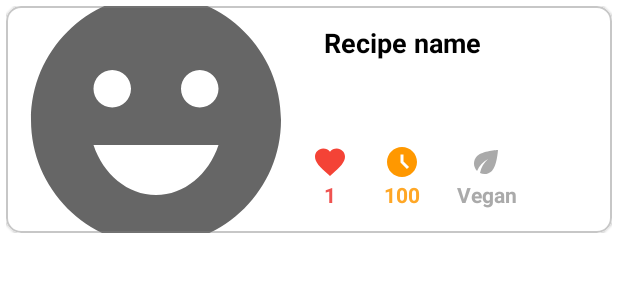
After one commit to dracula151997/Foody, an Android app: the layout favorite_recipe_row_layout.xml on its own in the app's theme, with its tools: preview values and no code run, on a phone screen of 412 x 824 dp. The commit adds this screen. Shown: the top 300 px of the screen. Run offline under Robolectric (Android 15) with nearby library versions, the phone set to English and light mode, and no system bars.

Commit message:
display favorite recipes in recyclerview

```diff
--- a/app/src/main/java/com/tutorial/foody/ui/fragments/favorite/FavoriteRecipesFragment.kt
+++ b/app/src/main/java/com/tutorial/foody/ui/fragments/favorite/FavoriteRecipesFragment.kt
@@ -4,17 +4,44 @@ import android.os.Bundle
 import android.view.LayoutInflater
 import android.view.View
 import android.view.ViewGroup
+import androidx.core.view.isVisible
 import androidx.fragment.app.Fragment
-import com.tutorial.foody.R
+import androidx.fragment.app.viewModels
+import com.tutorial.foody.MainViewModel
+import com.tutorial.foody.databinding.FragmentFavoriteRecipesBinding
+import com.tutorial.foody.ui.fragments.favorite.adapters.FavoriteRecipeAdapter
 import dagger.hilt.android.AndroidEntryPoint
 
 @AndroidEntryPoint
 class FavoriteRecipesFragment : Fragment() {
+    private var _binding: FragmentFavoriteRecipesBinding? = null
+    private val binding get() = _binding!!
+    private val mainViewModel by viewModels<MainViewModel>()
+    private val favoriteRecipesAdapter by lazy { FavoriteRecipeAdapter() }
     override fun onCreateView(
         inflater: LayoutInflater, container: ViewGroup?,
         savedInstanceState: Bundle?
-    ): View? {
+    ): View {
         // Inflate the layout for this fragment
-        return inflater.inflate(R.layout.fragment_favorite_recipes, container, false)
+        _binding = FragmentFavoriteRecipesBinding.inflate(inflater, container, false)
+        return binding.root
+    }
+
+    override fun onViewCreated(view: View, savedInstanceState: Bundle?) {
+        super.onViewCreated(view, savedInstanceState)
+        binding.favoriteRecipesRecycler.adapter = favoriteRecipesAdapter
+        mainViewModel.favoriteRecipes.observe(viewLifecycleOwner, { favoriteRecipes ->
+            if (favoriteRecipes.isNullOrEmpty())
+                binding.noDataLayout.isVisible = true
+            else {
+                binding.noDataLayout.isVisible = false
+                favoriteRecipesAdapter.setFavoriteRecipes(favoriteRecipes)
+            }
+        })
+    }
+
+    override fun onDestroy() {
+        super.onDestroy()
+        _binding = null
     }
 }
--- /dev/null
+++ b/app/src/main/java/com/tutorial/foody/ui/fragments/favorite/adapters/FavoriteRecipeAdapter.kt
@@ -0,0 +1,48 @@
+package com.tutorial.foody.ui.fragments.favorite.adapters
+
+import android.view.LayoutInflater
+import android.view.ViewGroup
+import androidx.recyclerview.widget.DiffUtil
+import androidx.recyclerview.widget.RecyclerView
+import com.tutorial.foody.data.database.entities.FavoriteRecipeEntity
+import com.tutorial.foody.databinding.FavoriteRecipeRowLayoutBinding
+import com.tutorial.foody.ui.DiffUtils
+
+class FavoriteRecipeAdapter :
+    RecyclerView.Adapter<FavoriteRecipeAdapter.FavoriteRecipeViewHolder>() {
+
+    private var favoriteRecipes = emptyList<FavoriteRecipeEntity>()
+
+    fun setFavoriteRecipes(newFavoriteRecipes: List<FavoriteRecipeEntity>) {
+        val favoriteRecipesDiffUtil = DiffUtils(favoriteRecipes, newFavoriteRecipes)
+        val diffUtilResult = DiffUtil.calculateDiff(favoriteRecipesDiffUtil)
+        favoriteRecipes = newFavoriteRecipes
+        diffUtilResult.dispatchUpdatesTo(this)
+    }
+
+    override fun onCreateViewHolder(parent: ViewGroup, viewType: Int): FavoriteRecipeViewHolder =
+        FavoriteRecipeViewHolder.from(parent)
+
+    override fun onBindViewHolder(holder: FavoriteRecipeViewHolder, position: Int) =
+        holder.bind(favoriteRecipes[position])
+
+    override fun getItemCount(): Int = favoriteRecipes.size
+
+    class FavoriteRecipeViewHolder(val binding: FavoriteRecipeRowLayoutBinding) :
+        RecyclerView.ViewHolder(binding.root) {
+
+        fun bind(favoriteRecipe: FavoriteRecipeEntity) {
+            binding.favoriteRecipe = favoriteRecipe
+            binding.executePendingBindings()
+        }
+
+        companion object {
+            fun from(viewGroup: ViewGroup): FavoriteRecipeViewHolder {
+                val inflater = LayoutInflater.from(viewGroup.context)
+                val binding = FavoriteRecipeRowLayoutBinding.inflate(inflater, viewGroup, false)
+                return FavoriteRecipeViewHolder(binding)
+            }
+        }
+
+    }
+}
--- a/app/src/main/java/com/tutorial/foody/ui/fragments/recipes/adapter/RecipesAdapter.kt
+++ b/app/src/main/java/com/tutorial/foody/ui/fragments/recipes/adapter/RecipesAdapter.kt
@@ -31,11 +31,11 @@ class RecipesAdapter : RecyclerView.Adapter<RecipesAdapter.RecipeViewHolder>() {
 
     }
 
-    fun setRecipes(recipe: FoodRecipeResponse){
-        val recipeDiffUtil = DiffUtils<RecipeResult>(recipes, recipe.recipeResults)
+    fun setRecipes(recipe: FoodRecipeResponse) {
+        val recipeDiffUtil = DiffUtils(recipes, recipe.recipeResults)
         val diffUtilResult = DiffUtil.calculateDiff(recipeDiffUtil)
         recipes = recipe.recipeResults
-       diffUtilResult.dispatchUpdatesTo(this)
+        diffUtilResult.dispatchUpdatesTo(this)
     }
 
     override fun onCreateViewHolder(parent: ViewGroup, viewType: Int): RecipeViewHolder =
--- /dev/null
+++ b/app/src/main/res/layout/favorite_recipe_row_layout.xml
@@ -0,0 +1,172 @@
+<?xml version="1.0" encoding="utf-8"?>
+<layout xmlns:android="http://schemas.android.com/apk/res/android"
+    xmlns:app="http://schemas.android.com/apk/res-auto"
+    xmlns:tools="http://schemas.android.com/tools">
+
+    <data>
+
+        <variable
+            name="favoriteRecipe"
+            type="com.tutorial.foody.data.database.entities.FavoriteRecipeEntity" />
+
+        <import type="android.text.Html" />
+    </data>
+
+    <androidx.constraintlayout.widget.ConstraintLayout
+        android:layout_width="match_parent"
+        android:layout_height="wrap_content"
+        android:layout_marginStart="4dp"
+        android:layout_marginTop="4dp"
+        android:layout_marginEnd="4dp"
+        android:layout_marginBottom="4dp">
+
+        <com.google.android.material.card.MaterialCardView
+            android:layout_width="0dp"
+            android:layout_height="match_parent"
+            app:cardCornerRadius="10dp"
+            app:layout_constraintBottom_toBottomOf="parent"
+            app:layout_constraintEnd_toEndOf="parent"
+            app:layout_constraintHorizontal_bias="0.5"
+            app:layout_constraintStart_toStartOf="parent"
+            app:layout_constraintTop_toTopOf="parent"
+            app:strokeColor="#70807F7F"
+            app:strokeWidth="1dp">
+
+            <androidx.constraintlayout.widget.ConstraintLayout
+                android:layout_width="match_parent"
+                android:layout_height="match_parent"
+                android:background="@color/white">
+
+                <ImageView
+                    android:id="@+id/recipe_image"
+                    loadImageFromUrl="@{favoriteRecipe.recipeResult.image}"
+                    android:layout_width="200dp"
+                    android:layout_height="0dp"
+                    android:contentDescription="@string/cd_recipes"
+                    android:scaleType="centerCrop"
+                    android:src="@drawable/ic_emoji_emotions"
+                    app:layout_constraintBottom_toBottomOf="parent"
+                    app:layout_constraintStart_toStartOf="parent"
+                    app:layout_constraintTop_toTopOf="parent"
+                    tools:srcCompat="@tools:sample/avatars" />
+
+                <TextView
+                    android:id="@+id/recipe_text_view"
+                    android:layout_width="0dp"
+                    android:layout_height="wrap_content"
+                    android:layout_marginStart="12dp"
+                    android:layout_marginTop="12dp"
+                    android:layout_marginEnd="12dp"
+                    android:ellipsize="end"
+                    android:maxLines="2"
+                    android:text="@{favoriteRecipe.recipeResult.title}"
+                    android:textAppearance="@style/TextAppearance.AppCompat.Medium"
+                    android:textColor="@android:color/black"
+                    android:textStyle="bold"
+                    app:layout_constraintEnd_toEndOf="parent"
+                    app:layout_constraintHorizontal_bias="0.0"
+                    app:layout_constraintStart_toEndOf="@+id/recipe_image"
+                    app:layout_constraintTop_toTopOf="parent"
+                    tools:text="Recipe name" />
+
+                <TextView
+                    android:id="@+id/description_text_view"
+                    android:layout_width="0dp"
+                    android:layout_height="wrap_content"
+                    android:layout_marginStart="12dp"
+                    android:layout_marginTop="12dp"
+                    android:layout_marginEnd="12dp"
+                    android:ellipsize="end"
+                    android:maxLines="3"
+                    android:text="@{Html.fromHtml(favoriteRecipe.recipeResult.summary)}"
+                    android:textAppearance="@style/TextAppearance.AppCompat.Small"
+                    app:layout_constraintEnd_toEndOf="parent"
+                    app:layout_constraintHorizontal_bias="0.0"
+                    app:layout_constraintStart_toEndOf="@+id/recipe_image"
+                    app:layout_constraintTop_toBottomOf="@+id/recipe_text_view"
+                    tools:text="@tools:sample/lorem/random" />
+
+
+                <ImageView
+                    android:id="@+id/heartImageView"
+                    android:layout_width="wrap_content"
+                    android:layout_height="wrap_content"
+                    android:layout_marginTop="24dp"
+                    android:layout_marginBottom="35dp"
+                    android:src="@drawable/ic_favorite"
+                    app:layout_constraintBottom_toBottomOf="parent"
+                    app:layout_constraintEnd_toEndOf="@+id/likes_text_view"
+                    app:layout_constraintStart_toStartOf="@+id/likes_text_view"
+                    app:layout_constraintTop_toBottomOf="@+id/description_text_view"
+                    app:layout_constraintVertical_bias="0.112"
+                    app:tint="#F44336" />
+
+                <TextView
+                    android:id="@+id/likes_text_view"
+                    numberOfLikes="@{favoriteRecipe.recipeResult.aggregateLikes}"
+                    android:layout_width="wrap_content"
+                    android:layout_height="wrap_content"
+                    android:textAlignment="center"
+                    android:textColor="#EF5350"
+                    android:textStyle="bold"
+                    app:layout_constraintStart_toStartOf="@+id/description_text_view"
+                    app:layout_constraintTop_toBottomOf="@+id/heartImageView"
+                    tools:text="1" />
+
+                <ImageView
+                    android:id="@+id/clockImageView"
+                    android:layout_width="wrap_content"
+                    android:layout_height="wrap_content"
+                    android:src="@drawable/ic_time_filled"
+                    app:layout_constraintBottom_toBottomOf="parent"
+                    app:layout_constraintEnd_toEndOf="@+id/clockTextView"
+                    app:layout_constraintStart_toStartOf="@+id/clockTextView"
+                    app:layout_constraintTop_toTopOf="@+id/heartImageView"
+                    app:layout_constraintVertical_bias="0.0"
+                    app:tint="#FF9800" />
+
+                <TextView
+                    android:id="@+id/clockTextView"
+                    numberOfMinutes="@{favoriteRecipe.recipeResult.readyInMinutes}"
+                    android:layout_width="wrap_content"
+                    android:layout_height="wrap_content"
+                    android:layout_marginStart="24dp"
+                    android:textAlignment="center"
+                    android:textColor="#FFA726"
+                    android:textStyle="bold"
+                    app:layout_constraintStart_toEndOf="@+id/heartImageView"
+                    app:layout_constraintTop_toBottomOf="@+id/clockImageView"
+                    tools:text="100" />
+
+                <ImageView
+                    android:id="@+id/leafImageView"
+                    isVegen="@{favoriteRecipe.recipeResult.vegan}"
+                    android:layout_width="wrap_content"
+                    android:layout_height="wrap_content"
+                    android:src="@drawable/ic_eco"
+                    app:layout_constraintBottom_toBottomOf="parent"
+                    app:layout_constraintEnd_toEndOf="@+id/leafTextView"
+                    app:layout_constraintStart_toStartOf="@+id/leafTextView"
+                    app:layout_constraintTop_toTopOf="@+id/clockImageView"
+                    app:layout_constraintVertical_bias="0.0"
+                    app:tint="@android:color/darker_gray" />
+
+                <TextView
+                    android:id="@+id/leafTextView"
+                    isVegen="@{favoriteRecipe.recipeResult.vegan}"
+                    android:layout_width="wrap_content"
+                    android:layout_height="wrap_content"
+                    android:layout_marginStart="24dp"
+                    android:text="@string/vegan"
+                    android:textAlignment="center"
+                    android:textColor="@android:color/darker_gray"
+                    android:textStyle="bold"
+                    app:layout_constraintStart_toEndOf="@+id/clockImageView"
+                    app:layout_constraintTop_toBottomOf="@+id/leafImageView" />
+
+            </androidx.constraintlayout.widget.ConstraintLayout>
+
+        </com.google.android.material.card.MaterialCardView>
+
+    </androidx.constraintlayout.widget.ConstraintLayout>
+</layout>
--- a/app/src/main/res/layout/fragment_favorite_recipes.xml
+++ b/app/src/main/res/layout/fragment_favorite_recipes.xml
@@ -13,6 +13,7 @@
 
         <androidx.recyclerview.widget.RecyclerView
             android:layout_width="0dp"
+            android:id="@+id/favorite_recipes_recycler"
             android:layout_height="0dp"
             android:orientation="vertical"
             app:layoutManager="androidx.recyclerview.widget.LinearLayoutManager"
```
